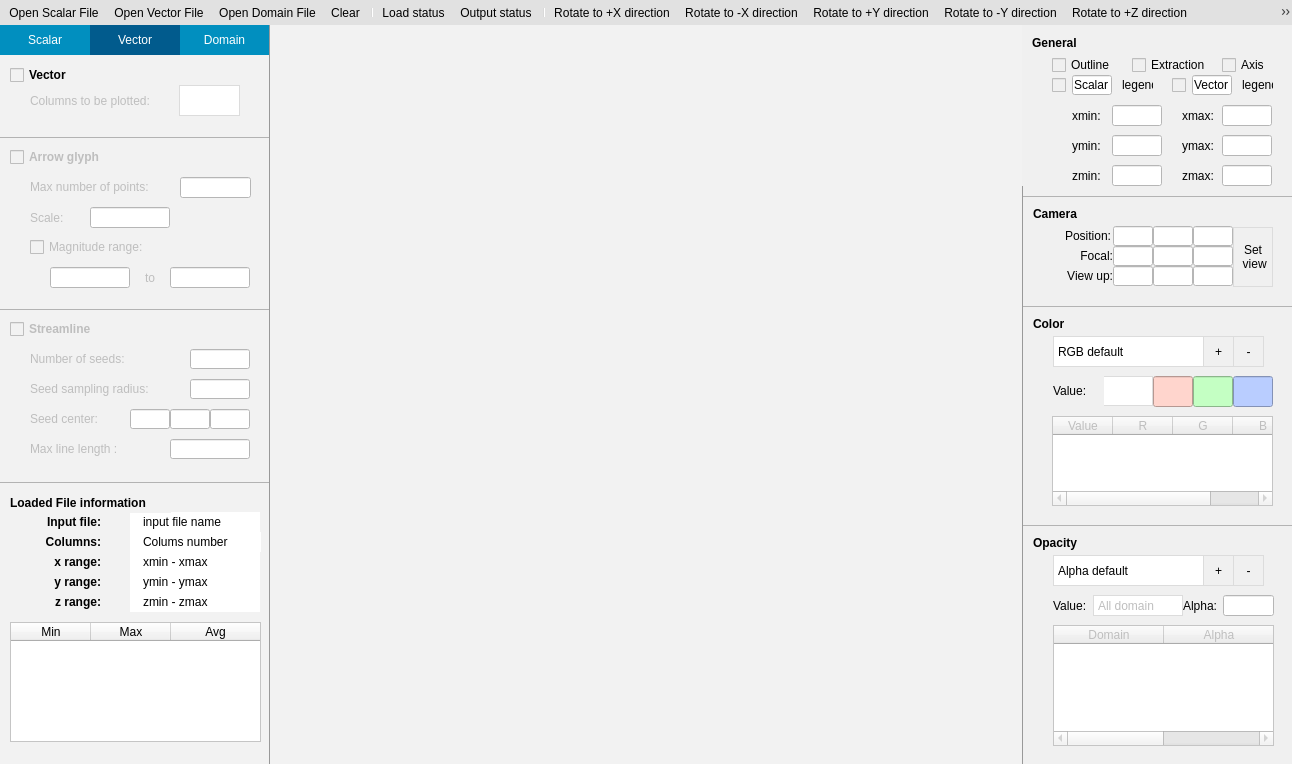
The window that SimpleView.ui (billcxx/MUPRO-visualization) describes before a commit, drawn with Qt 5.
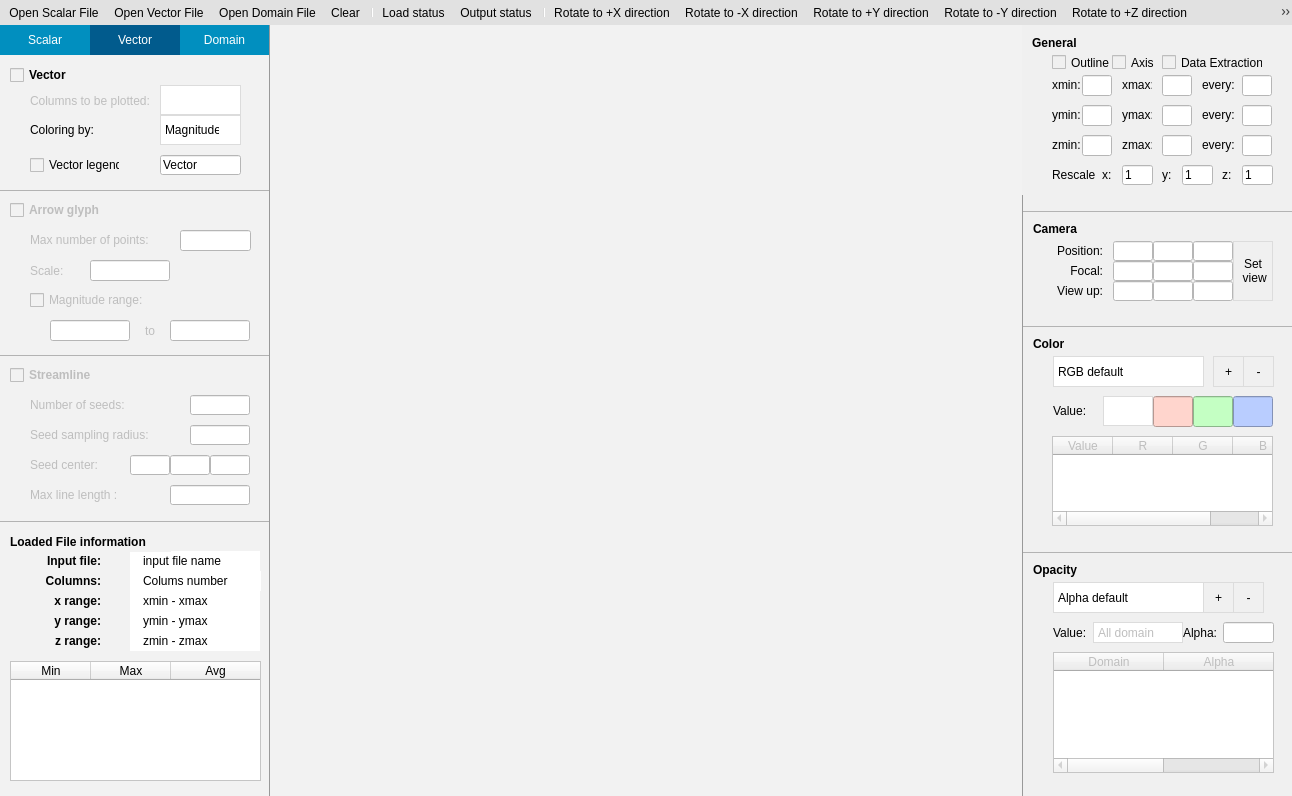
The same window after the commit. The open tabs and pages were chosen to show the change. Icons and pictures are not drawn. Custom widgets are drawn as their Qt base class.

Commit message:
Now the vector has an option to color by orientation!
1. color by xyz component, and color by orientation
2. set the spacing of data

The edit to the form file:
```diff
--- a/SimpleView.ui
+++ b/SimpleView.ui
@@ -7,7 +7,7 @@
     <x>0</x>
     <y>0</y>
     <width>1292</width>
-    <height>764</height>
+    <height>796</height>
    </rect>
   </property>
   <property name="windowTitle">
@@ -580,6 +580,35 @@
                      <set>Qt::AlignLeading|Qt::AlignLeft|Qt::AlignVCenter</set>
                     </property>
                    </widget>
+                   <widget class="QCheckBox" name="scalarLegendBar_CB">
+                    <property name="geometry">
+                     <rect>
+                      <x>30</x>
+                      <y>70</y>
+                      <width>90</width>
+                      <height>20</height>
+                     </rect>
+                    </property>
+                    <property name="toolTip">
+                     <string>Check to show the scale bar for the data plotted (magnitude for vector data)</string>
+                    </property>
+                    <property name="text">
+                     <string>Scalar legend:</string>
+                    </property>
+                   </widget>
+                   <widget class="QLineEdit" name="scalarLegend_LE">
+                    <property name="geometry">
+                     <rect>
+                      <x>170</x>
+                      <y>70</y>
+                      <width>71</width>
+                      <height>20</height>
+                     </rect>
+                    </property>
+                    <property name="text">
+                     <string>Scalar</string>
+                    </property>
+                   </widget>
                   </widget>
                  </item>
                  <item>
@@ -1574,7 +1603,7 @@
                    <property name="minimumSize">
                     <size>
                      <width>269</width>
-                     <height>70</height>
+                     <height>130</height>
                     </size>
                    </property>
                    <property name="maximumSize">
@@ -1589,10 +1618,10 @@
                     </property>
                     <property name="geometry">
                      <rect>
-                      <x>179</x>
+                      <x>160</x>
                       <y>30</y>
-                      <width>61</width>
-                      <height>31</height>
+                      <width>81</width>
+                      <height>30</height>
                      </rect>
                     </property>
                    </widget>
@@ -1604,7 +1633,7 @@
                      <rect>
                       <x>30</x>
                       <y>30</y>
-                      <width>141</width>
+                      <width>121</width>
                       <height>31</height>
                      </rect>
                     </property>
@@ -1631,6 +1660,83 @@
                      <string>Vector</string>
                     </property>
                    </widget>
+                   <widget class="QLabel" name="label_8">
+                    <property name="geometry">
+                     <rect>
+                      <x>30</x>
+                      <y>60</y>
+                      <width>70</width>
+                      <height>30</height>
+                     </rect>
+                    </property>
+                    <property name="text">
+                     <string>Coloring by:</string>
+                    </property>
+                   </widget>
+                   <widget class="QComboBox" name="vectorColorMode_Combo">
+                    <property name="geometry">
+                     <rect>
+                      <x>160</x>
+                      <y>60</y>
+                      <width>81</width>
+                      <height>30</height>
+                     </rect>
+                    </property>
+                    <item>
+                     <property name="text">
+                      <string>Magnitude</string>
+                     </property>
+                    </item>
+                    <item>
+                     <property name="text">
+                      <string>X</string>
+                     </property>
+                    </item>
+                    <item>
+                     <property name="text">
+                      <string>Y</string>
+                     </property>
+                    </item>
+                    <item>
+                     <property name="text">
+                      <string>Z</string>
+                     </property>
+                    </item>
+                    <item>
+                     <property name="text">
+                      <string>Orientation</string>
+                     </property>
+                    </item>
+                   </widget>
+                   <widget class="QLineEdit" name="vectorLegend_LE">
+                    <property name="geometry">
+                     <rect>
+                      <x>160</x>
+                      <y>100</y>
+                      <width>81</width>
+                      <height>20</height>
+                     </rect>
+                    </property>
+                    <property name="text">
+                     <string>Vector</string>
+                    </property>
+                   </widget>
+                   <widget class="QCheckBox" name="vectorLegendBar_CB">
+                    <property name="geometry">
+                     <rect>
+                      <x>30</x>
+                      <y>100</y>
+                      <width>90</width>
+                      <height>20</height>
+                     </rect>
+                    </property>
+                    <property name="toolTip">
+                     <string>Check to show the scale bar for the data plotted (magnitude for vector data)</string>
+                    </property>
+                    <property name="text">
+                     <string>Vector legend:</string>
+                    </property>
+                   </widget>
                   </widget>
                  </item>
                  <item>
@@ -3226,7 +3332,7 @@
                <property name="minimumSize">
                 <size>
                  <width>269</width>
-                 <height>161</height>
+                 <height>170</height>
                 </size>
                </property>
                <property name="maximumSize">
@@ -3241,10 +3347,10 @@
                <widget class="QLabel" name="label_22">
                 <property name="geometry">
                  <rect>
-                  <x>160</x>
-                  <y>140</y>
-                  <width>40</width>
-                  <height>21</height>
+                  <x>100</x>
+                  <y>110</y>
+                  <width>30</width>
+                  <height>20</height>
                  </rect>
                 </property>
                 <property name="maximumSize">
@@ -3263,9 +3369,9 @@
                 </property>
                 <property name="geometry">
                  <rect>
-                  <x>90</x>
-                  <y>80</y>
-                  <width>50</width>
+                  <x>60</x>
+                  <y>50</y>
+                  <width>30</width>
                   <height>21</height>
                  </rect>
                 </property>
@@ -3281,14 +3387,17 @@
                   <height>16777215</height>
                  </size>
                 </property>
+                <property name="text">
+                 <string/>
+                </property>
                </widget>
                <widget class="QCheckBox" name="axis_CB">
                 <property name="geometry">
                  <rect>
-                  <x>200</x>
+                  <x>90</x>
                   <y>30</y>
-                  <width>51</width>
-                  <height>20</height>
+                  <width>50</width>
+                  <height>15</height>
                  </rect>
                 </property>
                 <property name="toolTip">
@@ -3301,10 +3410,10 @@
                <widget class="QLabel" name="label_18">
                 <property name="geometry">
                  <rect>
-                  <x>50</x>
-                  <y>80</y>
-                  <width>40</width>
-                  <height>21</height>
+                  <x>30</x>
+                  <y>50</y>
+                  <width>30</width>
+                  <height>20</height>
                  </rect>
                 </property>
                 <property name="maximumSize">
@@ -3320,26 +3429,26 @@
                <widget class="QCheckBox" name="extract_CB">
                 <property name="geometry">
                  <rect>
-                  <x>110</x>
+                  <x>140</x>
                   <y>30</y>
-                  <width>81</width>
-                  <height>20</height>
+                  <width>101</width>
+                  <height>15</height>
                  </rect>
                 </property>
                 <property name="toolTip">
                  <string>Check to specify the range of data to be visualized</string>
                 </property>
                 <property name="text">
-                 <string>Extraction</string>
+                 <string>Data Extraction</string>
                 </property>
                </widget>
                <widget class="QLabel" name="label_21">
                 <property name="geometry">
                  <rect>
-                  <x>50</x>
-                  <y>110</y>
-                  <width>40</width>
-                  <height>21</height>
+                  <x>30</x>
+                  <y>80</y>
+                  <width>30</width>
+                  <height>20</height>
                  </rect>
                 </property>
                 <property name="maximumSize">
@@ -3355,10 +3464,10 @@
                <widget class="QLabel" name="label_23">
                 <property name="geometry">
                  <rect>
-                  <x>50</x>
-                  <y>140</y>
-                  <width>40</width>
-                  <height>21</height>
+                  <x>30</x>
+                  <y>110</y>
+                  <width>30</width>
+                  <height>20</height>
                  </rect>
                 </property>
                 <property name="maximumSize">
@@ -3374,10 +3483,10 @@
                <widget class="QLabel" name="label_20">
                 <property name="geometry">
                  <rect>
-                  <x>160</x>
-                  <y>110</y>
-                  <width>40</width>
-                  <height>21</height>
+                  <x>100</x>
+                  <y>80</y>
+                  <width>30</width>
+                  <height>20</height>
                  </rect>
                 </property>
                 <property name="maximumSize">
@@ -3396,9 +3505,9 @@
                 </property>
                 <property name="geometry">
                  <rect>
-                  <x>200</x>
-                  <y>80</y>
-                  <width>50</width>
+                  <x>140</x>
+                  <y>50</y>
+                  <width>30</width>
                   <height>21</height>
                  </rect>
                 </property>
@@ -3421,9 +3530,9 @@
                 </property>
                 <property name="geometry">
                  <rect>
-                  <x>200</x>
-                  <y>140</y>
-                  <width>50</width>
+                  <x>140</x>
+                  <y>110</y>
+                  <width>30</width>
                   <height>21</height>
                  </rect>
                 </property>
@@ -3440,31 +3549,15 @@
                  </size>
                 </property>
                </widget>
-               <widget class="QCheckBox" name="scalarLegendBar_CB">
-                <property name="geometry">
-                 <rect>
-                  <x>30</x>
-                  <y>50</y>
-                  <width>21</width>
-                  <height>20</height>
-                 </rect>
-                </property>
-                <property name="toolTip">
-                 <string>Check to show the scale bar for the data plotted (magnitude for vector data)</string>
-                </property>
-                <property name="text">
-                 <string/>
-                </property>
-               </widget>
                <widget class="QLineEdit" name="zmin_LE">
                 <property name="enabled">
                  <bool>false</bool>
                 </property>
                 <property name="geometry">
                  <rect>
-                  <x>90</x>
-                  <y>140</y>
-                  <width>50</width>
+                  <x>60</x>
+                  <y>110</y>
+                  <width>30</width>
                   <height>21</height>
                  </rect>
                 </property>
@@ -3484,10 +3577,10 @@
                <widget class="QLabel" name="label_19">
                 <property name="geometry">
                  <rect>
-                  <x>160</x>
-                  <y>80</y>
-                  <width>40</width>
-                  <height>21</height>
+                  <x>100</x>
+                  <y>50</y>
+                  <width>30</width>
+                  <height>20</height>
                  </rect>
                 </property>
                 <property name="maximumSize">
@@ -3505,8 +3598,8 @@
                  <rect>
                   <x>30</x>
                   <y>30</y>
-                  <width>61</width>
-                  <height>20</height>
+                  <width>60</width>
+                  <height>15</height>
                  </rect>
                 </property>
                 <property name="toolTip">
@@ -3522,9 +3615,9 @@
                 </property>
                 <property name="geometry">
                  <rect>
-                  <x>200</x>
-                  <y>110</y>
-                  <width>50</width>
+                  <x>140</x>
+                  <y>80</y>
+                  <width>30</width>
                   <height>21</height>
                  </rect>
                 </property>
@@ -3547,9 +3640,9 @@
                 </property>
                 <property name="geometry">
                  <rect>
-                  <x>90</x>
-                  <y>110</y>
-                  <width>50</width>
+                  <x>60</x>
+                  <y>80</y>
+                  <width>30</width>
                   <height>21</height>
                  </rect>
                 </property>
@@ -3585,72 +3678,227 @@
                  <string>General</string>
                 </property>
                </widget>
-               <widget class="QCheckBox" name="vectorLegendBar_CB">
+               <widget class="QLineEdit" name="yDelta_LE">
+                <property name="enabled">
+                 <bool>false</bool>
+                </property>
                 <property name="geometry">
                  <rect>
-                  <x>150</x>
+                  <x>220</x>
+                  <y>80</y>
+                  <width>30</width>
+                  <height>21</height>
+                 </rect>
+                </property>
+                <property name="minimumSize">
+                 <size>
+                  <width>0</width>
+                  <height>0</height>
+                 </size>
+                </property>
+                <property name="maximumSize">
+                 <size>
+                  <width>50</width>
+                  <height>16777215</height>
+                 </size>
+                </property>
+               </widget>
+               <widget class="QLineEdit" name="zDelta_LE">
+                <property name="enabled">
+                 <bool>false</bool>
+                </property>
+                <property name="geometry">
+                 <rect>
+                  <x>220</x>
+                  <y>110</y>
+                  <width>30</width>
+                  <height>21</height>
+                 </rect>
+                </property>
+                <property name="minimumSize">
+                 <size>
+                  <width>0</width>
+                  <height>0</height>
+                 </size>
+                </property>
+                <property name="maximumSize">
+                 <size>
+                  <width>50</width>
+                  <height>16777215</height>
+                 </size>
+                </property>
+               </widget>
+               <widget class="QLineEdit" name="xDelta_LE">
+                <property name="enabled">
+                 <bool>false</bool>
+                </property>
+                <property name="geometry">
+                 <rect>
+                  <x>220</x>
                   <y>50</y>
-                  <width>21</width>
+                  <width>30</width>
+                  <height>21</height>
+                 </rect>
+                </property>
+                <property name="minimumSize">
+                 <size>
+                  <width>0</width>
+                  <height>0</height>
+                 </size>
+                </property>
+                <property name="maximumSize">
+                 <size>
+                  <width>50</width>
+                  <height>16777215</height>
+                 </size>
+                </property>
+               </widget>
+               <widget class="QLabel" name="label_36">
+                <property name="geometry">
+                 <rect>
+                  <x>180</x>
+                  <y>50</y>
+                  <width>40</width>
                   <height>20</height>
                  </rect>
                 </property>
-                <property name="toolTip">
-                 <string>Check to show the scale bar for the data plotted (magnitude for vector data)</string>
+                <property name="maximumSize">
+                 <size>
+                  <width>50</width>
+                  <height>16777215</height>
+                 </size>
                 </property>
                 <property name="text">
-                 <string/>
+                 <string>every:</string>
                 </property>
                </widget>
-               <widget class="QLineEdit" name="scalarLegend_LE">
+               <widget class="QLabel" name="label_37">
                 <property name="geometry">
                  <rect>
-                  <x>50</x>
-                  <y>50</y>
+                  <x>180</x>
+                  <y>110</y>
                   <width>40</width>
                   <height>20</height>
                  </rect>
                 </property>
+                <property name="maximumSize">
+                 <size>
+                  <width>50</width>
+                  <height>16777215</height>
+                 </size>
+                </property>
                 <property name="text">
-                 <string>Scalar</string>
+                 <string>every:</string>
                 </property>
                </widget>
-               <widget class="QLineEdit" name="vectorLegend_LE">
+               <widget class="QLabel" name="label_78">
                 <property name="geometry">
                  <rect>
-                  <x>170</x>
-                  <y>50</y>
+                  <x>180</x>
+                  <y>80</y>
                   <width>40</width>
                   <height>20</height>
                  </rect>
                 </property>
+                <property name="maximumSize">
+                 <size>
+                  <width>50</width>
+                  <height>16777215</height>
+                 </size>
+                </property>
                 <property name="text">
-                 <string>Vector</string>
+                 <string>every:</string>
                 </property>
                </widget>
                <widget class="QLabel" name="label">
                 <property name="geometry">
                  <rect>
-                  <x>100</x>
-                  <y>50</y>
-                  <width>31</width>
+                  <x>30</x>
+                  <y>140</y>
+                  <width>47</width>
                   <height>20</height>
                  </rect>
                 </property>
                 <property name="text">
-                 <string>legend</string>
+                 <string>Rescale</string>
                 </property>
                </widget>
                <widget class="QLabel" name="label_2">
                 <property name="geometry">
                  <rect>
+                  <x>80</x>
+                  <y>140</y>
+                  <width>20</width>
+                  <height>20</height>
+                 </rect>
+                </property>
+                <property name="text">
+                 <string>x:</string>
+                </property>
+               </widget>
+               <widget class="QLineEdit" name="rescaleX_LE">
+                <property name="geometry">
+                 <rect>
+                  <x>100</x>
+                  <y>140</y>
+                  <width>31</width>
+                  <height>20</height>
+                 </rect>
+                </property>
+                <property name="text">
+                 <string>1</string>
+                </property>
+               </widget>
+               <widget class="QLineEdit" name="rescaleY_LE">
+                <property name="geometry">
+                 <rect>
+                  <x>160</x>
+                  <y>140</y>
+                  <width>31</width>
+                  <height>20</height>
+                 </rect>
+                </property>
+                <property name="text">
+                 <string>1</string>
+                </property>
+               </widget>
+               <widget class="QLabel" name="label_9">
+                <property name="geometry">
+                 <rect>
+                  <x>140</x>
+                  <y>140</y>
+                  <width>20</width>
+                  <height>20</height>
+                 </rect>
+                </property>
+                <property name="text">
+                 <string>y:</string>
+                </property>
+               </widget>
+               <widget class="QLineEdit" name="rescaleZ_LE">
+                <property name="geometry">
+                 <rect>
                   <x>220</x>
-                  <y>50</y>
+                  <y>140</y>
                   <width>31</width>
                   <height>20</height>
                  </rect>
                 </property>
                 <property name="text">
-                 <string>legend</string>
+                 <string>1</string>
+                </property>
+               </widget>
+               <widget class="QLabel" name="label_10">
+                <property name="geometry">
+                 <rect>
+                  <x>200</x>
+                  <y>140</y>
+                  <width>20</width>
+                  <height>20</height>
+                 </rect>
+                </property>
+                <property name="text">
+                 <string>z:</string>
                 </property>
                </widget>
               </widget>
@@ -3739,9 +3987,9 @@
                <widget class="QLabel" name="label_70">
                 <property name="geometry">
                  <rect>
-                  <x>8</x>
+                  <x>20</x>
                   <y>30</y>
-                  <width>80</width>
+                  <width>60</width>
                   <height>20</height>
                  </rect>
                 </property>
@@ -3755,9 +4003,9 @@
                <widget class="QLabel" name="label_71">
                 <property name="geometry">
                  <rect>
-                  <x>10</x>
+                  <x>20</x>
                   <y>50</y>
-                  <width>80</width>
+                  <width>60</width>
                   <height>20</height>
                  </rect>
                 </property>
@@ -3801,9 +4049,9 @@
                <widget class="QLabel" name="label_77">
                 <property name="geometry">
                  <rect>
-                  <x>10</x>
+                  <x>20</x>
                   <y>70</y>
-                  <width>80</width>
+                  <width>60</width>
                   <height>20</height>
                  </rect>
                 </property>
@@ -3848,7 +4096,7 @@
                 <property name="geometry">
                  <rect>
                   <x>210</x>
-                  <y>31</y>
+                  <y>30</y>
                   <width>40</width>
                   <height>60</height>
                  </rect>
@@ -3895,7 +4143,7 @@
                <widget class="QPushButton" name="RGBDelete_PB">
                 <property name="geometry">
                  <rect>
-                  <x>210</x>
+                  <x>220</x>
                   <y>30</y>
                   <width>31</width>
                   <height>31</height>
@@ -3917,7 +4165,7 @@
                <widget class="QPushButton" name="RGBAdd_PB">
                 <property name="geometry">
                  <rect>
-                  <x>180</x>
+                  <x>190</x>
                   <y>30</y>
                   <width>31</width>
                   <height>31</height>
@@ -4212,7 +4460,7 @@
                    <rect>
                     <x>0</x>
                     <y>0</y>
-                    <width>51</width>
+                    <width>41</width>
                     <height>30</height>
                    </rect>
                   </property>
```
Left out of the diff: 5 changed lines with no effect on the pictures. The commit also changes 3 other files.
